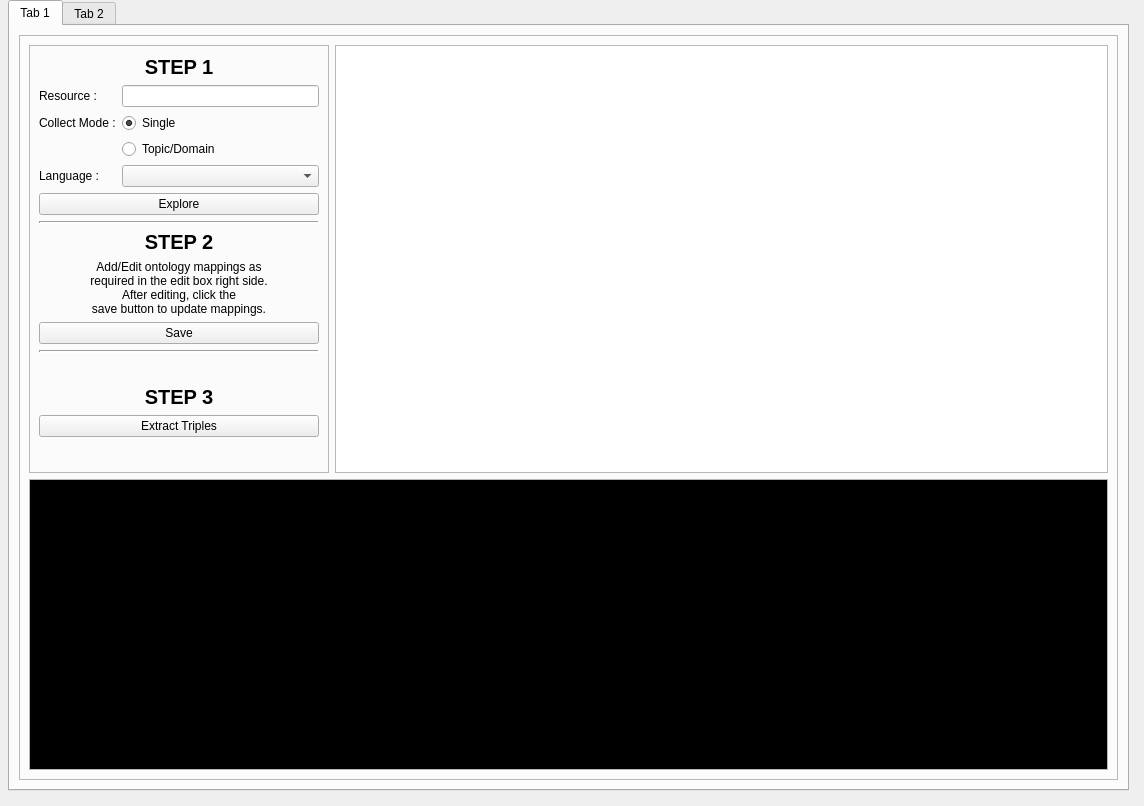
First picture: the form in gui/guiLayout.ui, repository dbpedia/tablist-extractor, before the edit.
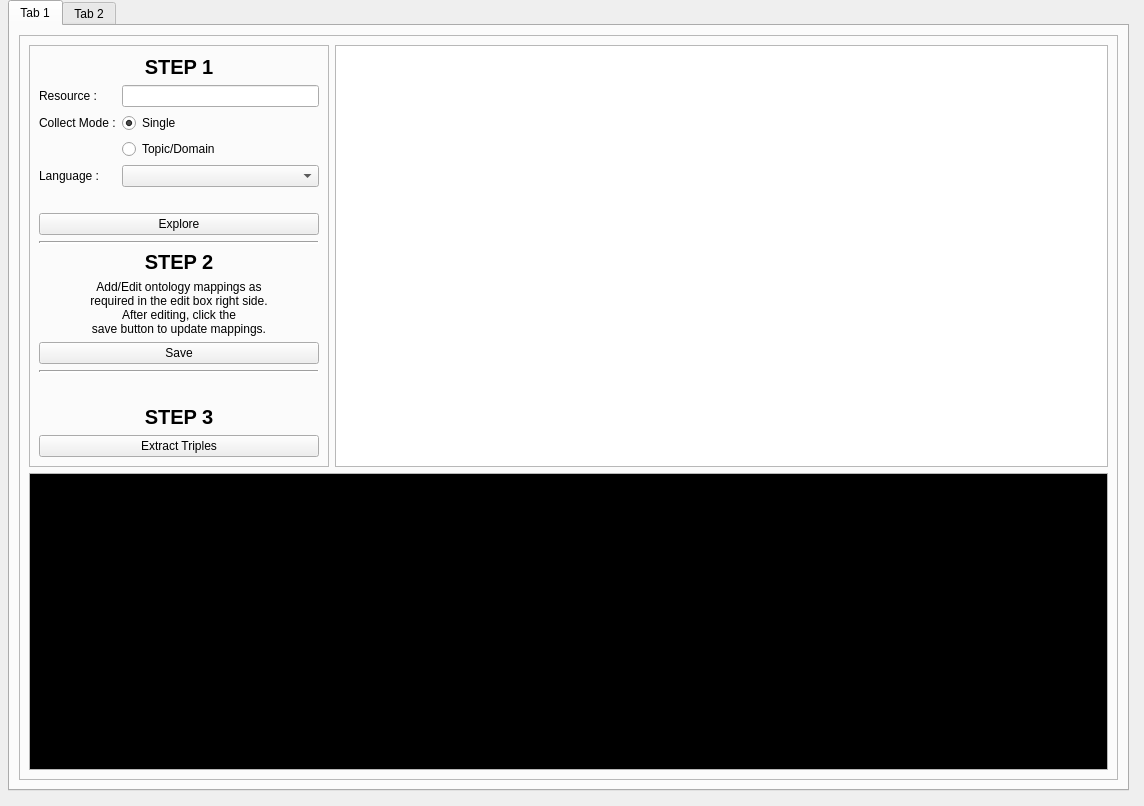
Second picture: the form after the edit. The open tabs and pages were chosen to show the change.

Commit message: form validation in UI

```diff
--- a/gui/guiLayout.ui
+++ b/gui/guiLayout.ui
@@ -154,6 +154,16 @@
               </property>
              </widget>
             </item>
+            <item row="5" column="0" colspan="2">
+             <widget class="QLabel" name="ExploreDomainMessageLabel">
+              <property name="styleSheet">
+               <string notr="true">color:red</string>
+              </property>
+              <property name="text">
+               <string/>
+              </property>
+             </widget>
+            </item>
             <item row="6" column="0" colspan="2">
              <widget class="QPushButton" name="ExploreBtn">
               <property name="text">
@@ -258,19 +268,6 @@
               </property>
              </widget>
             </item>
-            <item row="16" column="0" colspan="2">
-             <spacer name="horizontalSpacer">
-              <property name="orientation">
-               <enum>Qt::Horizontal</enum>
-              </property>
-              <property name="sizeHint" stdset="0">
-               <size>
-                <width>40</width>
-                <height>20</height>
-               </size>
-              </property>
-             </spacer>
-            </item>
            </layout>
           </widget>
          </item>
```
Left out of the diff: 152 changed lines with no effect on the pictures. The commit also changes 2 other files.
